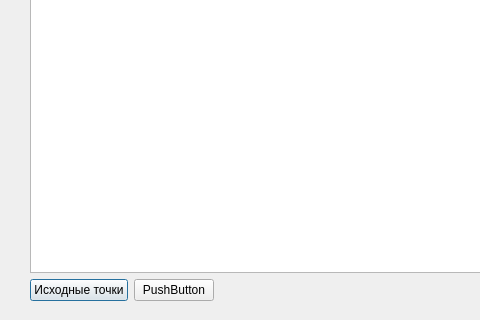
Above: chart.ui from IvanTheCruel/Z5_circuits before the change; both pictures show x 0 to 480 and y 160 to 480 of the 640 by 480 pixel window. Below: the same form after it.
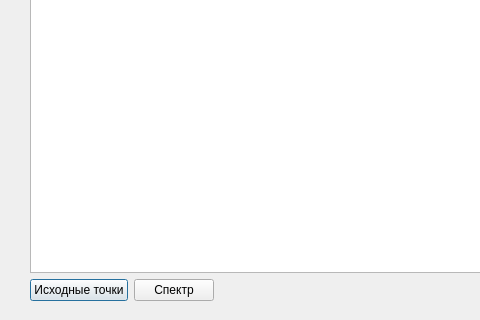
That is the form after the change.

Diff of the .ui file:
```diff
--- a/chart.ui
+++ b/chart.ui
@@ -36,7 +36,7 @@
     <item row="1" column="1">
      <widget class="QPushButton" name="pushButton_2">
       <property name="text">
-       <string>PushButton</string>
+       <string>Спектр</string>
       </property>
      </widget>
     </item>
```
